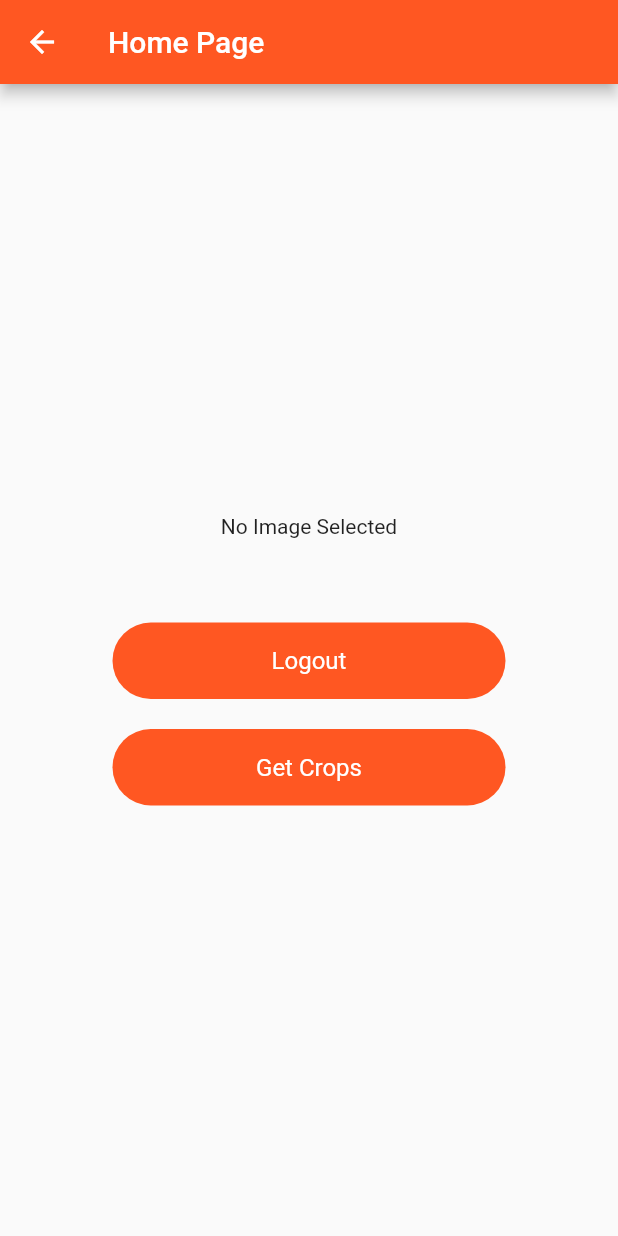
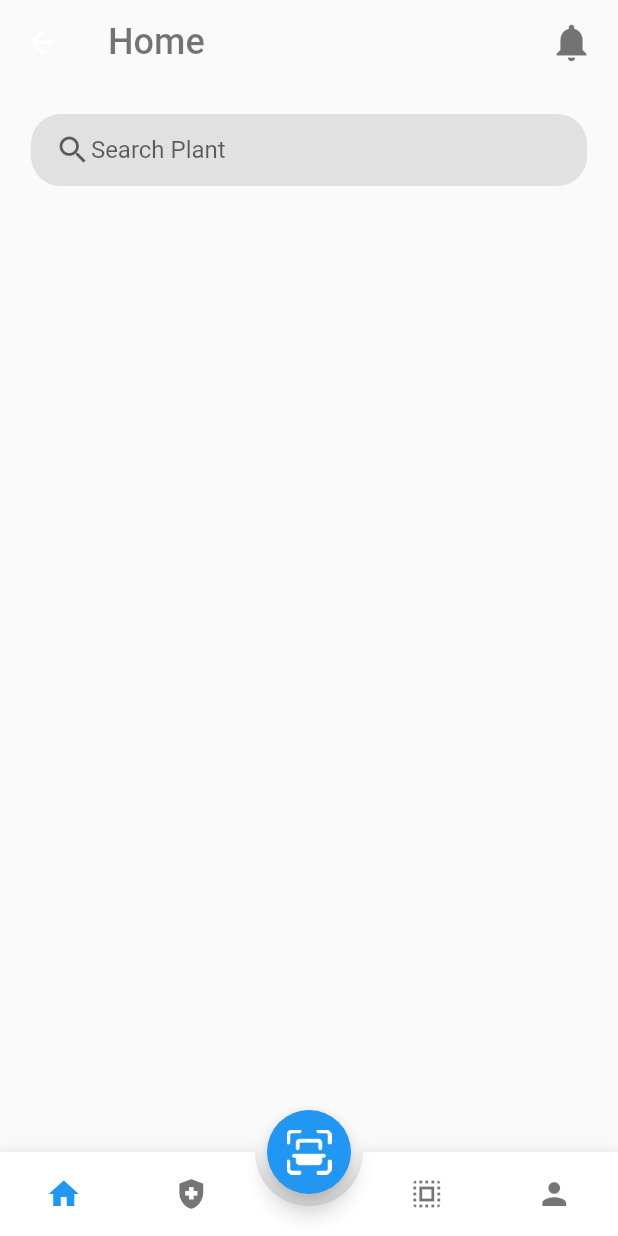
Before and after one commit to AsishGokarakonda/Flutter-Crop-Detection, a Flutter app: the HomePage screen opened by its route, on a phone screen of 412 x 824 dp. Run offline on Flutter 3.47's test engine with Material 2 defaults, Android fonts, the phone set to English and light mode, and no system bars; drawn by our look-alikes of animated_bottom_navigation_bar, modal_progress_hud_nsn; our stand-ins replace flutter_secure_storage, font_awesome_flutter, image_picker, smooth_page_indicator; accounts and stored records are empty.

Commit message:
doing ui of home page

```diff
--- a/lib/HomePage.dart
+++ b/lib/HomePage.dart
@@ -1,5 +1,11 @@
 import 'dart:io';
 
+import 'package:crop_recommend/screens/home/cropchoice_page.dart';
+import 'package:animated_bottom_navigation_bar/animated_bottom_navigation_bar.dart';
+import 'package:crop_recommend/screens/home/crophealth_page.dart';
+import 'package:crop_recommend/screens/home/profile_page.dart';
+import 'package:crop_recommend/screens/home/root_page.dart';
+import 'package:crop_recommend/screens/home/scan_page.dart';
 import 'package:flutter/material.dart';
 import 'package:flutter/src/foundation/key.dart';
 import 'package:flutter/src/widgets/framework.dart';
@@ -17,6 +23,8 @@ class HomePage extends StatefulWidget {
 }
 
 class _HomePageState extends State<HomePage> {
+
+  int _bottomNavIndex=0;
   File ? image;
   final picker = ImagePicker();
   bool showspinner = false;
@@ -84,122 +92,70 @@ class _HomePageState extends State<HomePage> {
 
 
 
+List <Widget> pages = const [
+  RootPage(),
+  CropHealth(),
+  CropChoice(),
+  ProfilePage()
+];
+
+
+List<IconData> iconList = [
+  Icons.home,
+  Icons.health_and_safety,
+  Icons.select_all,
+  Icons.person
+];
+
+
+List<String> titlelist = [
+  'Home',
+  'Crop Health',
+  'Crop Choice',
+  'Profile'
+];
+
   @override
   Widget build(BuildContext context) {
-    return ModalProgressHUD(
-      inAsyncCall: showspinner,
-      child: Scaffold(
-        appBar: AppBar(title: const Text('Home Page'),)
-        ,
-        body: Center(
-          child: Column(
-            mainAxisAlignment: MainAxisAlignment.center,
-            crossAxisAlignment: CrossAxisAlignment.center,
-            children: [
-              GestureDetector(
-                onTap: (){
-                  getImage();
-                },
-                child: Container(
-
-                  child: image == null ? const Text('No Image Selected') :
-                  Container(
-                    child:Center(child: Image.file(
-                      File(image!.path).absolute,
-                      height: 100,
-                      width: 100,
-                      fit:BoxFit.cover,
-                    ),
-                    )
-                  ),
-                ),
-              ),
-              const SizedBox(height: 20,),
-              GestureDetector(
-                onTap: (){
-                  uploadImage(image!);
-                },
-                // if image is selected then upload button should be enabled
-                child: image == null ? const Text('') : Container(
-                  padding: const EdgeInsets.symmetric(vertical: 16),
-                  decoration: BoxDecoration(
-                    color: Colors.deepOrange,
-                    borderRadius: BorderRadius.circular(30),
-                  ),
-                  width: MediaQuery.of(context).size.width - 150,
-                  alignment: Alignment.center,
-                  child: const Text('Upload Image', style: TextStyle(color: Colors.white, fontSize: 16),),
-                ),
-              ),
-              SizedBox(
-                height: 20,
-              ),
-              Center(
-                // logout button
-                child: GestureDetector(
-                  onTap: () async {
-                    final storage = FlutterSecureStorage();
-                    await storage.delete(key: 'jwt');
-                    Navigator.pushReplacementNamed(context, '/login');
-                  },
-                  child: Container(
-                    padding: const EdgeInsets.symmetric(vertical: 16),
-                    decoration: BoxDecoration(
-                      color: Colors.deepOrange,
-                      borderRadius: BorderRadius.circular(30),
-                    ),
-                    width: MediaQuery.of(context).size.width - 150,
-                    alignment: Alignment.center,
-                    child: const Text('Logout', style: TextStyle(color: Colors.white, fontSize: 16),),
-                  ),
-                ),
-              ),
-              SizedBox(
-                height: 20,
-              ),
-              Center(
-                // get crops button
-                child: GestureDetector(
-                  onTap: () async {
-                    getCrops();
-                  },
-                  child: Container(
-                    padding: const EdgeInsets.symmetric(vertical: 16),
-                    decoration: BoxDecoration(
-                      color: Colors.deepOrange,
-                      borderRadius: BorderRadius.circular(30),
-                    ),
-                    width: MediaQuery.of(context).size.width - 150,
-                    alignment: Alignment.center,
-                    child: const Text('Get Crops', style: TextStyle(color: Colors.white, fontSize: 16),),
-                  ),
-                ),
-              ),
-                // get images from the database and display them in a list view
-              // FutureBuilder(
-              //   future: getCrops(),
-              //   builder: (context, snapshot){
-              //     if(snapshot.hasData){
-              //       return ListView.builder(
-              //         shrinkWrap: true,
-              //         itemCount: snapshot.data.length,
-              //         itemBuilder: (context, index){
-              //           return Container(
-              //             child: Image.network(snapshot.data[index].image),
-              //           );
-              //         },
-              //       );
-              //     }
-              //     else{
-              //       return const Text('No Data');
-              //     }
-              //   },
-              // ),
-            ],
+    return Scaffold(
+      appBar: AppBar(
+        title: Row(
+          mainAxisAlignment: MainAxisAlignment.spaceBetween,
+          children: [
+            Text(titlelist[_bottomNavIndex],
+            style: TextStyle(color: Colors.black54,
+            fontWeight:FontWeight.w500,
+            fontSize: 24 ),),
+            Icon(Icons.notifications,color: Colors.black54,size:30.0)
+          ],
           ),
-        )
-
-
+          backgroundColor: Theme.of(context).scaffoldBackgroundColor,
+          elevation: 0.0,
+      ),
+      body:IndexedStack(
+        index: _bottomNavIndex,
+        children: pages,
+      ),
+      floatingActionButton: FloatingActionButton(
+        onPressed: () {
+          // getImage();
+          // uploadImage(image!);
+          // getCrops();
+          Navigator.push(context, MaterialPageRoute(builder: (context) => const ScanPage()));
+        },
+        child: Image.asset('assets/home/scanimg.png',height: 30.0,),
+        backgroundColor: Colors.blue,
+      ),
+      floatingActionButtonLocation: FloatingActionButtonLocation.centerDocked,
+      bottomNavigationBar: AnimatedBottomNavigationBar(
+        splashColor: Colors.blue,
+        activeColor: Colors.blue,
+        inactiveColor: Colors.black54,
+        icons: iconList,
+        activeIndex: _bottomNavIndex,
+        gapLocation: GapLocation.center,
+        notchSmoothness: NotchSmoothness.softEdge,
+        onTap: (index) => setState(() => _bottomNavIndex = index),
       ),
     );
   }
--- /dev/null
+++ b/lib/screens/home/cropchoice_page.dart
@@ -0,0 +1,21 @@
+import 'package:flutter/material.dart';
+import 'package:flutter/src/foundation/key.dart';
+import 'package:flutter/src/widgets/framework.dart';
+
+class CropChoice extends StatefulWidget {
+  const CropChoice({Key? key}) : super(key: key);
+
+  @override
+  State<CropChoice> createState() => _CropChoiceState();
+}
+
+class _CropChoiceState extends State<CropChoice> {
+  @override
+  Widget build(BuildContext context) {
+    return const Scaffold(
+      body: Center(
+        child: Text('Crop Choice Page'),
+      ),
+    );
+  }
+}
--- /dev/null
+++ b/lib/screens/home/crophealth_page.dart
@@ -0,0 +1,21 @@
+import 'package:flutter/material.dart';
+import 'package:flutter/src/foundation/key.dart';
+import 'package:flutter/src/widgets/framework.dart';
+
+class CropHealth extends StatefulWidget {
+  const CropHealth({Key? key}) : super(key: key);
+
+  @override
+  State<CropHealth> createState() => _CropHealthState();
+}
+
+class _CropHealthState extends State<CropHealth> {
+  @override
+  Widget build(BuildContext context) {
+    return Scaffold(
+      body: const Center(
+        child: Text('Crop Health Page'),
+      ),
+    );
+  }
+}
--- /dev/null
+++ b/lib/screens/home/profile_page.dart
@@ -0,0 +1,21 @@
+import 'package:flutter/material.dart';
+import 'package:flutter/src/foundation/key.dart';
+import 'package:flutter/src/widgets/framework.dart';
+
+class ProfilePage extends StatefulWidget {
+  const ProfilePage({Key? key}) : super(key: key);
+
+  @override
+  State<ProfilePage> createState() => _ProfilePageState();
+}
+
+class _ProfilePageState extends State<ProfilePage> {
+  @override
+  Widget build(BuildContext context) {
+    return const Scaffold(
+      body: Center(
+        child: Text('Profile Page'),
+      ),
+    );
+  }
+}
--- /dev/null
+++ b/lib/screens/home/root_page.dart
@@ -0,0 +1,78 @@
+import 'package:flutter/material.dart';
+import 'package:flutter/src/foundation/key.dart';
+import 'package:flutter/src/widgets/framework.dart';
+
+class RootPage extends StatefulWidget {
+  const RootPage({Key? key}) : super(key: key);
+
+  @override
+  State<RootPage> createState() => _RootPageState();
+}
+
+class _RootPageState extends State<RootPage> {
+  @override
+  Widget build(BuildContext context) {
+    int _selectedIndex = 0;
+    Size size = MediaQuery.of(context).size;
+
+    List<String> _plantTypes =[
+      'Recommended',
+      'Indoor',
+      'Outdoor',
+      'Garden',
+      'Supplement'
+    ];
+
+
+    return  Scaffold(
+      body: SingleChildScrollView(
+        child: Column(
+          crossAxisAlignment: CrossAxisAlignment.start,
+          children: [
+                     Container(
+            padding: const EdgeInsets.only(top: 20),
+            child: Row(
+              mainAxisAlignment: MainAxisAlignment.spaceAround,
+              children: [
+                Container(
+                  padding: const EdgeInsets.symmetric(
+                    horizontal: 16.0,
+                  ),
+                  width: size.width * .9,
+                  child: Row(
+                    crossAxisAlignment: CrossAxisAlignment.center,
+                    mainAxisAlignment: MainAxisAlignment.center,
+                    children: [
+                      Icon(
+                        Icons.search,
+                        color: Colors.black54.withOpacity(.6),
+                      ),
+                      const Expanded(
+                          child: TextField(
+                        showCursor: false,
+                        decoration: InputDecoration(
+                          hintText: 'Search Plant',
+                          border: InputBorder.none,
+                          focusedBorder: InputBorder.none,
+                        ),
+                      )),
+                      // Icon(
+                      //   Icons.mic,
+                      //   color: Colors.black54.withOpacity(.6),
+                      // ),
+                    ],
+                  ),
+                  decoration: BoxDecoration(
+                    color: Colors.black45.withOpacity(.1),
+                    borderRadius: BorderRadius.circular(20),
+                  ),
+                )
+              ],
+            ),
+          ),
+          ],
+        )
+      ),
+    );
+  }
+}
--- /dev/null
+++ b/lib/screens/home/scan_page.dart
@@ -0,0 +1,21 @@
+import 'package:flutter/material.dart';
+import 'package:flutter/src/foundation/key.dart';
+import 'package:flutter/src/widgets/framework.dart';
+
+class ScanPage extends StatefulWidget {
+  const ScanPage({Key? key}) : super(key: key);
+
+  @override
+  State<ScanPage> createState() => _ScanPageState();
+}
+
+class _ScanPageState extends State<ScanPage> {
+  @override
+  Widget build(BuildContext context) {
+    return const Scaffold(
+      body: Center(
+        child: Text('Scan Page'),
+      ),
+    );
+  }
+}
--- a/pubspec.yaml
+++ b/pubspec.yaml
@@ -40,6 +40,7 @@ dependencies:
   # Use with the CupertinoIcons class for iOS style icons.
   cupertino_icons: ^1.0.2
   dio: ^4.0.6
+  animated_bottom_navigation_bar: ^1.1.0
 
 dev_dependencies:
   flutter_test:
@@ -67,6 +68,7 @@ flutter:
   assets:
     - assets/onboard/
     - assets/signup/
+    - assets/home/
 
   # An image asset can refer to one or more resolution-specific "variants", see
   # https://flutter.dev/assets-and-images/#resolution-aware
```
Also changed, not shown: assets/home/scanimg.png (added), pubspec.lock.
